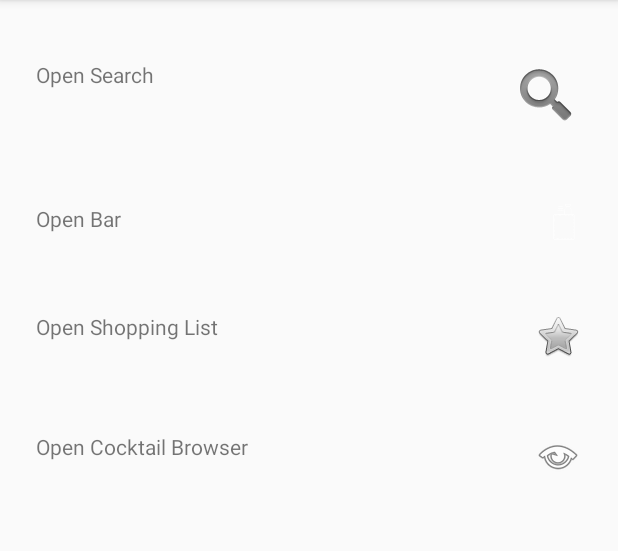
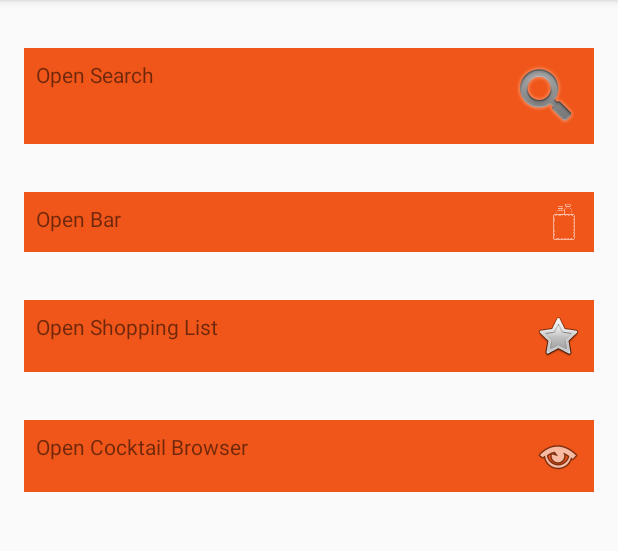
Before and after one commit to lobstertron/PocketBar, an Android app: the screen it shows after launch (MainActivity), on a phone screen of 412 x 824 dp, the part 84-635 px from its top. Run offline under Robolectric (Android 15) with nearby library versions, the phone set to English and light mode, and no system bars.

```diff
--- a/app/src/main/res/layout/activity_main.xml
+++ b/app/src/main/res/layout/activity_main.xml
@@ -21,26 +21,26 @@
         app:layout_constraintEnd_toEndOf="parent"
         app:layout_constraintStart_toStartOf="parent"
         app:layout_constraintTop_toTopOf="parent"
-        android:background="#00201818">
+        android:background="@color/pocketbar_orange">
 
         <TextView
             android:id="@+id/launch_search_text"
             android:layout_width="wrap_content"
             android:layout_height="wrap_content"
             android:text="Open Search"
-            android:background="#00201818" />
+            android:background="@color/pocketbar_orange" />
 
         <View
             android:layout_width="0dp"
             android:layout_height="0dp"
             android:layout_weight="1"
-            android:background="#00201818" />
+            android:background="@color/pocketbar_orange" />
 
         <ImageView
             android:layout_width="wrap_content"
             android:layout_height="wrap_content"
             app:srcCompat="@android:drawable/ic_search_category_default"
-            android:background="#00201818"></ImageView>
+            android:background="@color/pocketbar_orange"></ImageView>
     </LinearLayout>
 
     <LinearLayout
@@ -58,7 +58,7 @@
         app:layout_constraintEnd_toEndOf="parent"
         app:layout_constraintStart_toStartOf="parent"
         app:layout_constraintTop_toBottomOf="@+id/launch_search_view"
-        android:background="#00201818">
+        android:background="@color/pocketbar_orange">
 
         <TextView
             android:id="@+id/launch_bar_text"
@@ -92,7 +92,7 @@
         app:layout_constraintEnd_toEndOf="parent"
         app:layout_constraintStart_toStartOf="parent"
         app:layout_constraintTop_toBottomOf="@+id/launch_bar_view"
-        android:background="#00201818">
+        android:background="@color/pocketbar_orange">
 
         <TextView
             android:id="@+id/launch_shoppinglist_text"
@@ -126,7 +126,7 @@
         app:layout_constraintEnd_toEndOf="parent"
         app:layout_constraintStart_toStartOf="parent"
         app:layout_constraintTop_toBottomOf="@+id/launch_shoppinglist_view"
-        android:background="#00201818">
+        android:background="@color/pocketbar_orange">
 
         <TextView
             android:id="@+id/launch_browse_text"
```
